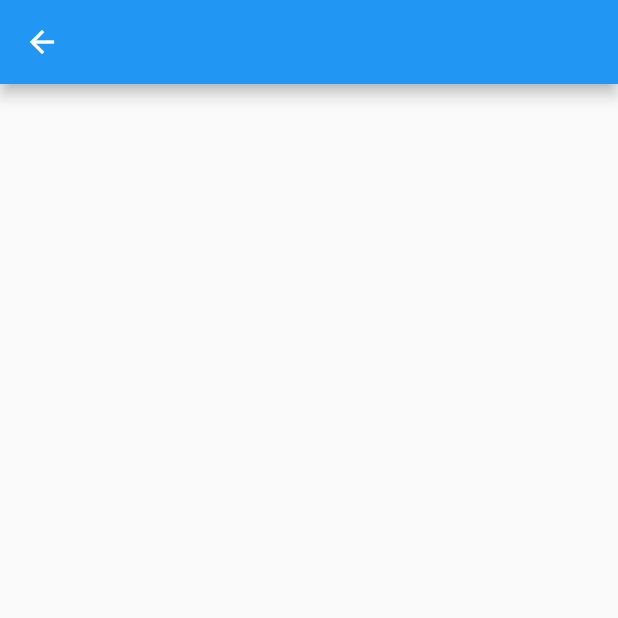
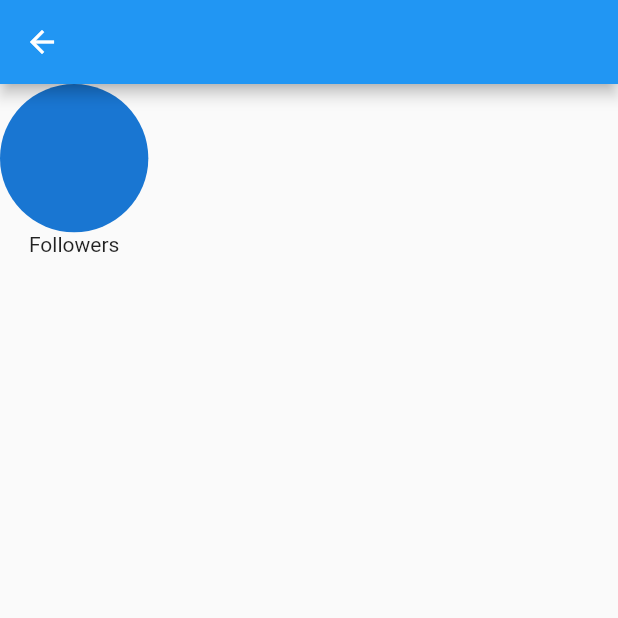
Before and after one commit to eyuphan-oguz/study, a Flutter app: the ProfilePageView screen opened directly, on a phone screen of 412 x 824 dp, the top half of it. Run offline on Flutter 3.47's test engine with Material 2 defaults, Android fonts, the phone set to English and light mode, and no system bars; our stand-ins replace easy_localization.

Commit message:
circleavatar and tr-en json

```diff
--- /dev/null
+++ b/lib/core/widgets/circleAvatar/circle_avatar_widget.dart
@@ -0,0 +1,19 @@
+import 'package:flutter/material.dart';
+
+
+class CircleAvatarWidget extends StatefulWidget {
+  const CircleAvatarWidget({super.key, required this.radius});
+  final double radius;
+
+  @override
+  State<CircleAvatarWidget> createState() => _CircleAvatarWidgetState();
+}
+
+class _CircleAvatarWidgetState extends State<CircleAvatarWidget> {
+  @override
+  Widget build(BuildContext context) {
+    return CircleAvatar(
+      radius: widget.radius,
+    );
+  }
+}
--- a/lib/main.dart
+++ b/lib/main.dart
@@ -7,6 +7,7 @@ import 'package:studygit/model/custom_theme_data_model.dart';
 import 'package:studygit/view/container_widget.dart';
 import 'package:studygit/view/countdownPageView.dart';
 import 'package:studygit/view/mode_view.dart';
+import 'package:studygit/view/profile_page_view.dart';
 import 'package:studygit/view/study_container.dart';
 
 void main() {
--- a/lib/view/profile_page_view.dart
+++ b/lib/view/profile_page_view.dart
@@ -1,4 +1,8 @@
 import 'package:flutter/material.dart';
+import 'package:studygit/constant/extension/string_extension.dart';
+import 'package:studygit/constant/init/lang/locale_keys.g.dart';
+
+import '../core/widgets/circleAvatar/circle_avatar_widget.dart';
 
 
 class ProfilePageView extends StatefulWidget {
@@ -11,9 +15,15 @@ class ProfilePageView extends StatefulWidget {
 class _ProfilePageViewState extends State<ProfilePageView> {
   @override
   Widget build(BuildContext context) {
+    Size size=MediaQuery.of(context).size;
     return Scaffold(
       appBar: AppBar(),
-      body: Container(),
+      body: Column(
+        children: [
+          CircleAvatarWidget(radius: size.width*0.12,),
+          Text(LocaleKeys.profile_social_followers.locale)
+        ],
+      ),
     );
   }
 }
```
Also changed, not shown: assets/langs/en-US.json (+9 -1 lines), assets/langs/tr-TR.json (+9 -1 lines), lib/constant/init/lang/locale_keys.g.dart.
